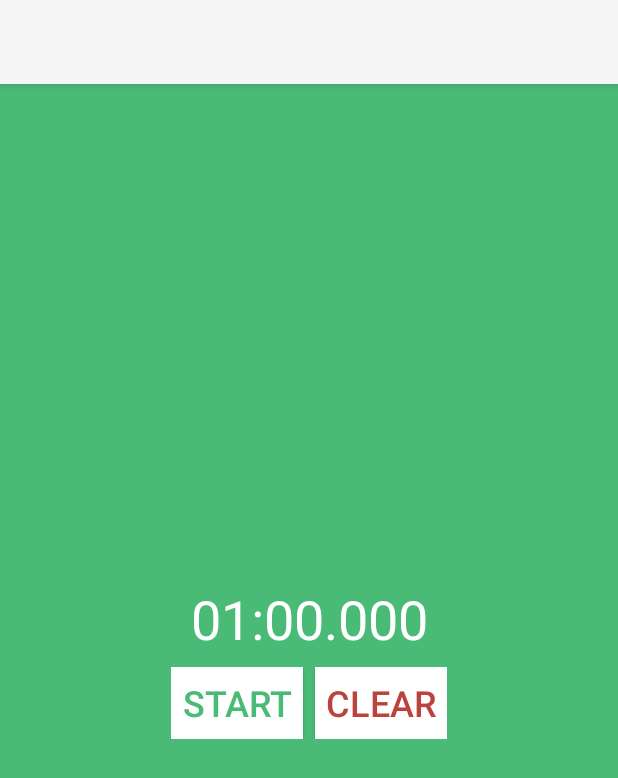
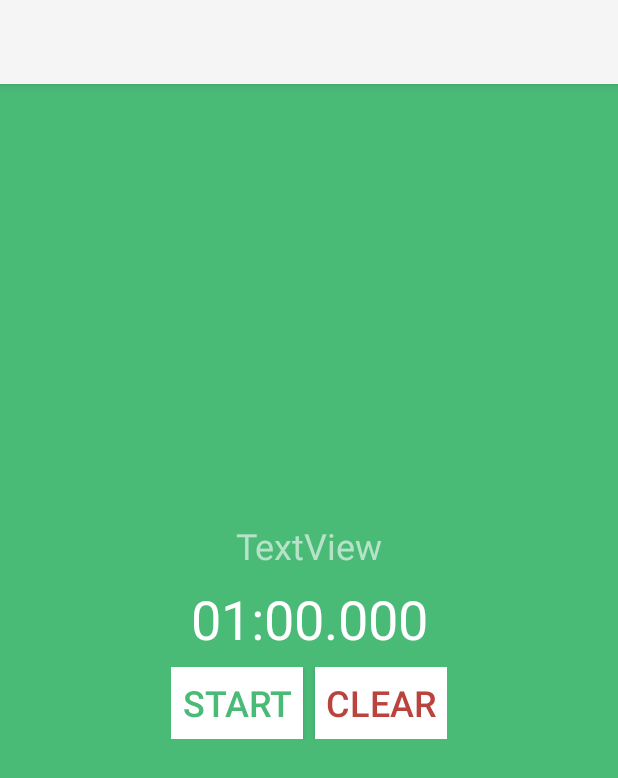
Before and after one commit to RomainRoche/android-alarms-loop, an Android app: the layout activity_main.xml on its own in the app's theme, with its tools: preview values and no code run, on a phone screen of 412 x 824 dp. Shown: the top 778 px of the screen. Run offline under Robolectric (Android 15) with nearby library versions, the phone set to English and light mode, and no system bars.

Commit message:
chg: alarms have names, displayed in countdown view

```diff
--- a/app/src/main/java/com/romainroche/alarms/CountdownView.java
+++ b/app/src/main/java/com/romainroche/alarms/CountdownView.java
@@ -9,6 +9,8 @@ import android.widget.TextView;
 
 import com.romainroche.alarms.data.Alarm;
 
+import org.w3c.dom.Text;
+
 import java.util.List;
 
 /**
@@ -17,6 +19,7 @@ import java.util.List;
 
 public class CountdownView extends ColorChangingView {
 
+    private TextView alarmName;
     private TextView textView;
     private Button playButton;
     private Button clearButton;
@@ -26,6 +29,7 @@ public class CountdownView extends ColorChangingView {
     public CountdownView(Context context, AttributeSet attrs) {
         super(context, attrs);
         View.inflate(context, R.layout.countdown, this);
+        this.alarmName = (TextView)findViewById(R.id.alarmName);
         this.textView = (TextView)findViewById(R.id.countdownTextView);
         this.textView.setText(this.countdownText());
 
@@ -60,10 +64,11 @@ public class CountdownView extends ColorChangingView {
         }
         this.setDurations(durations);
         this.setColors(colors);
+        this.alarmName.setText(this.getCurrentAlarmName());
     }
 
     public String getCurrentAlarmName() {
-        return this.alarms.get(this.index).name;
+        return this.alarms.get(this.index % this.alarms.size()).name;
     }
 
     @Override
@@ -102,6 +107,12 @@ public class CountdownView extends ColorChangingView {
     }
 
     @Override
+    protected  void targetReached() {
+        super.targetReached();
+        this.alarmName.setText(this.getCurrentAlarmName());
+    }
+
+    @Override
     public void draw(Canvas canvas) {
         if (this.isOn) {
             this.setRemainingTime();
--- a/app/src/main/res/layout/countdown.xml
+++ b/app/src/main/res/layout/countdown.xml
@@ -29,6 +29,22 @@
             app:layout_constraintLeft_toLeftOf="parent"
             app:layout_constraintRight_toRightOf="parent"
             app:layout_constraintTop_toTopOf="parent" />
+
+        <TextView
+            android:id="@+id/alarmName"
+            android:layout_width="wrap_content"
+            android:layout_height="wrap_content"
+            android:layout_marginBottom="8dp"
+            android:layout_marginLeft="8dp"
+            android:layout_marginRight="8dp"
+            android:alpha="0.6"
+            android:text="TextView"
+            android:textAlignment="center"
+            android:textColor="@color/countdownColor"
+            android:textSize="24sp"
+            app:layout_constraintBottom_toTopOf="@+id/countdownTextView"
+            app:layout_constraintLeft_toLeftOf="parent"
+            app:layout_constraintRight_toRightOf="parent" />
 
         <android.support.constraint.ConstraintLayout
             android:layout_width="wrap_content"
```
Also changed, not shown: app/src/main/java/com/romainroche/alarms/ColorChangingView.java (+7 -3 lines).
